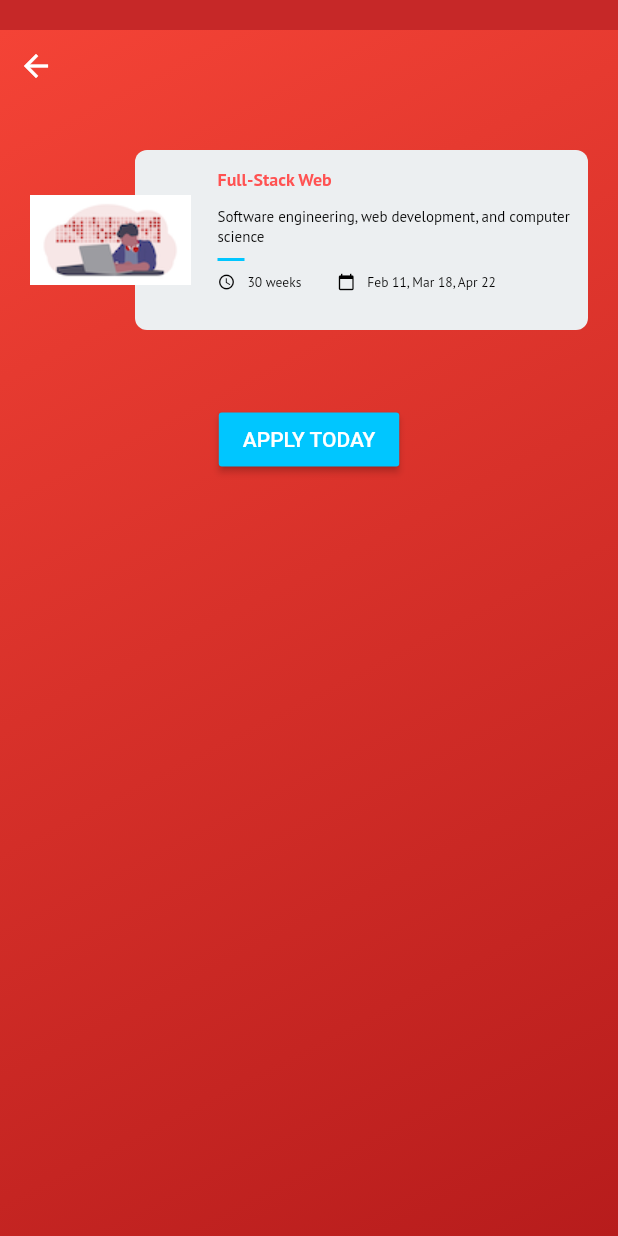
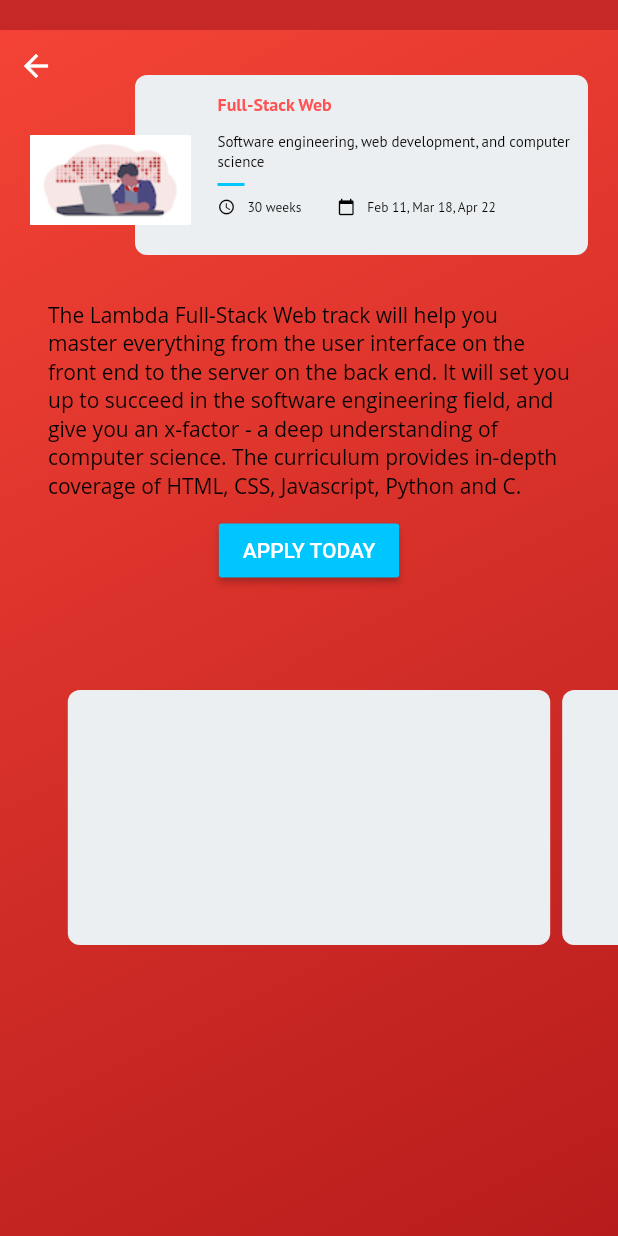
Before and after one commit to sagardesai90/LambdaTimeline, a Flutter app: the screen it shows after launch, after a tap on "Full-Stack Web", on a phone screen of 412 x 824 dp. Run offline on Flutter 3.47's test engine with Material 2 defaults, Android fonts, the phone set to English and light mode, and no system bars.

Commit message:
Added descriptions to FSW and DS, basic carousel on course_detail

```diff
--- a/lib/course_card.dart
+++ b/lib/course_card.dart
@@ -79,7 +79,7 @@ class CourseCard extends StatelessWidget {
     final courseCard = new Container(
       child: courseContent,
       height: 120.0,
-      margin: new EdgeInsets.only(left: 70, top: 20),
+      margin: new EdgeInsets.only(left: 70.0, top: 10.0),
       decoration: new BoxDecoration(
           color: new Color(0xFFECEFF1),
           shape: BoxShape.rectangle,
--- a/lib/course_detail.dart
+++ b/lib/course_detail.dart
@@ -14,13 +14,15 @@ class CourseDetail extends StatelessWidget {
     return new Scaffold(
         body: new Container(
       constraints: new BoxConstraints.expand(),
+      padding: EdgeInsets.only(top: 20.0),
       color: new Color(0xFFC62828),
-      padding: EdgeInsets.only(top: 20.0),
       child: new Stack(
         children: <Widget>[
           _getGradient(),
           _getContent(),
-          // _getToolbar(context),
+          new Container(
+            padding: EdgeInsets.only(top: 430.0),
+            child: _getCarousel(context, 0),),
           // ],
           // mainAxisAlignment: MainAxisAlignment.center,
           // children: <Widget>[
@@ -28,6 +30,7 @@ class CourseDetail extends StatelessWidget {
           // new Image.asset(course.image),
           new BackButton(color: Colors.white),
         ],
+
       ),
     )
 
@@ -60,7 +63,7 @@ class CourseDetail extends StatelessWidget {
 
   Widget _getContent() {
     return new ListView(
-      padding: new EdgeInsets.symmetric(vertical: 40.0),
+      // padding: new EdgeInsets.symmetric(vertical: 40.0),
       children: <Widget>[
         new CourseCard(course),
         new Container(
@@ -74,7 +77,7 @@ class CourseDetail extends StatelessWidget {
                         fontSize: 14.0,
                         fontWeight: FontWeight.w400)),
                 new Container(
-                  margin: EdgeInsets.symmetric(vertical: 10.0),
+                  margin: EdgeInsets.only(top: 10.0),
                   child: new RaisedButton(
                     color: Color(0xff00c6ff),
                     child: Text('APPLY TODAY'),
@@ -88,4 +91,42 @@ class CourseDetail extends StatelessWidget {
       ],
     );
   }
+
+Widget _getCarousel(BuildContext context, int carouselIndex) {
+    return Column(
+
+      children: <Widget>[
+        SizedBox(
+          // you may want to use an aspect ratio here for tablet support
+          height: 180.0,
+          child: PageView.builder(
+            // store this controller in a State to save the carousel scroll position
+            controller: PageController(viewportFraction: 0.8),
+            itemBuilder: (BuildContext context, int itemIndex) {
+              return _getCarouselItem(context, carouselIndex, itemIndex);
+            },
+          ),
+        )
+      ],
+    );
+  }
+
+  Widget _getCarouselItem(BuildContext context, int carouselIndex, int itemIndex) {
+    return Padding(
+      padding: EdgeInsets.symmetric(horizontal: 4.0),
+      child: Container(
+        margin: EdgeInsets.only(top: 10.0),
+        decoration: BoxDecoration(
+          color: Color(0xFFECEFF1),
+          borderRadius: BorderRadius.all(Radius.circular(8.0)),
+        ),
+        child: Stack(
+          children: <Widget>[
+
+          ],
+        ),
+      ),
+    );
+  }
+
 }
--- a/lib/courses.dart
+++ b/lib/courses.dart
@@ -27,7 +27,7 @@ List<Course> courses = [
       duration: "30 weeks",
       startdates: "Feb 11, Mar 18, Apr 22",
       image: "assets/images/fullstackweb.png",
-      description: "",
+      description: "The Lambda Full-Stack Web track will help you master everything from the user interface on the front end to the server on the back end. It will set you up to succeed in the software engineering field, and give you an x-factor - a deep understanding of computer science. The curriculum provides in-depth coverage of HTML, CSS, Javascript, Python and C.",
       apply: "https://lambdaschool.com/courses/cs/web/full-time/apply/"
       ),
   const Course(
@@ -37,7 +37,7 @@ List<Course> courses = [
       duration: "30 weeks",
       startdates: "Feb 11, Mar 18, Apr 22",
       image: "assets/images/data.png",
-      description: "",
+      description: "The Lambda Data Science track will give you a thorough understanding of Statistics, Data Engineering, and Machine Learning. It will set you up to succeed in the Data Science field, and give you an x-factor - a deep understanding of computer science. By the end of the curriculum you'll have built a solid foundation and launched advanced statistical models.",
       apply: "https://lambdaschool.com/courses/data-science/full-time/apply/"
       ),
   const Course(
```
